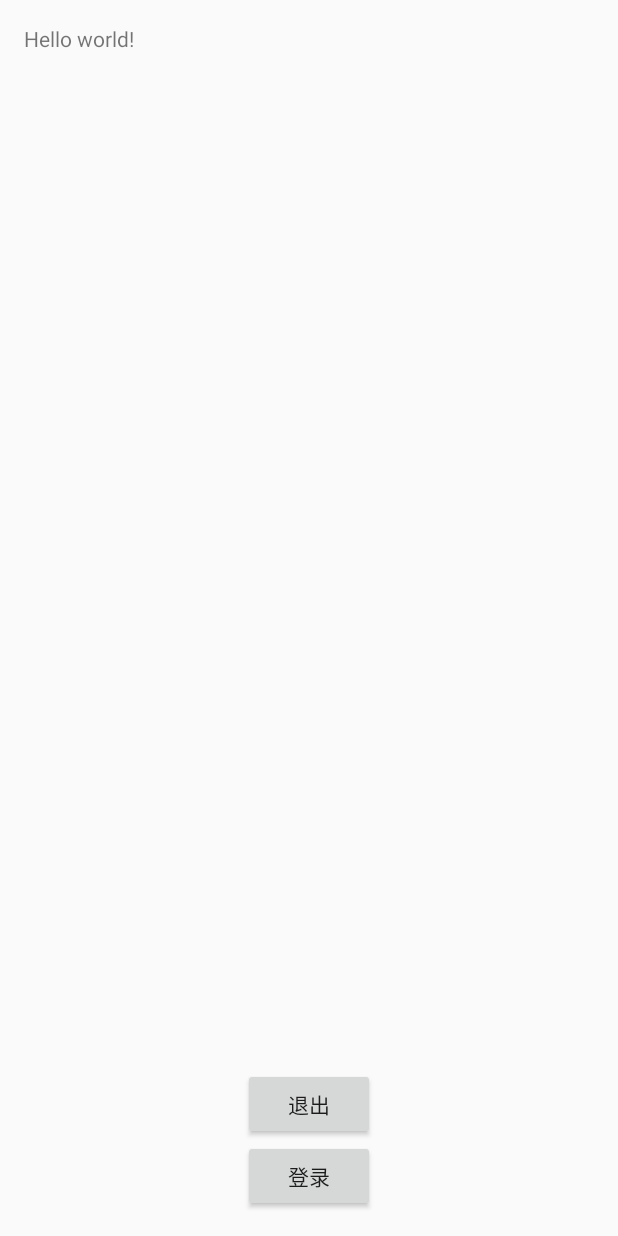
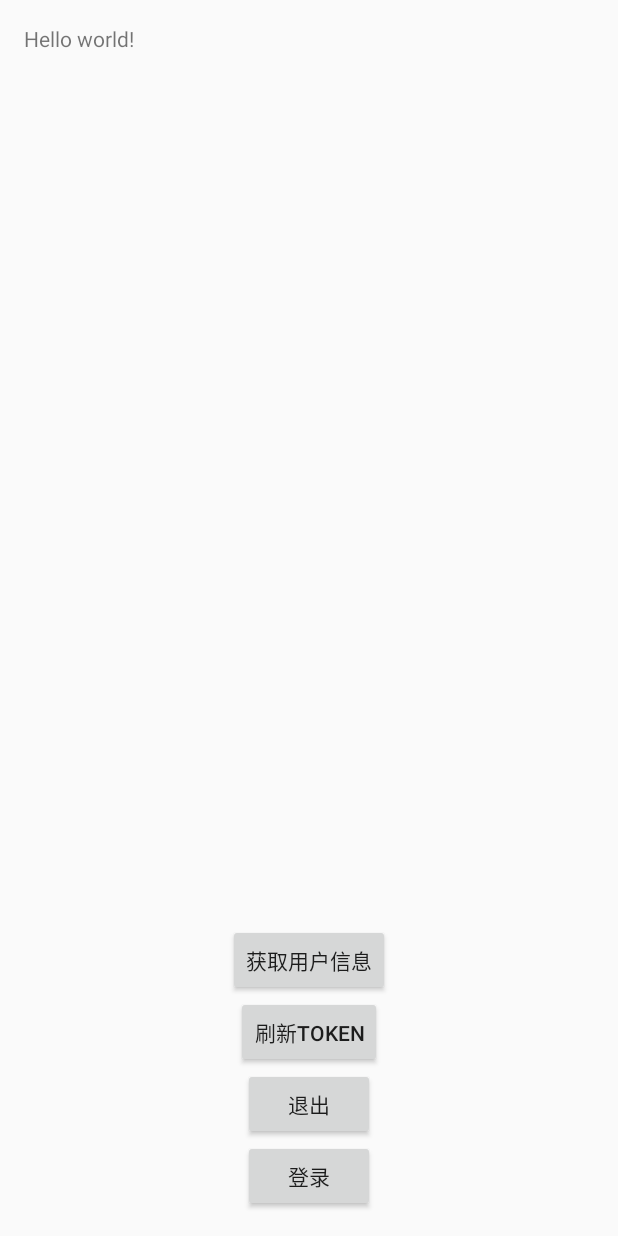
Before and after one commit to t154191277/iCampus-Android-Restructure, an Android app: the screen it shows after launch (MainActivity), on a phone screen of 412 x 824 dp. Run offline under Robolectric (Android 15) with nearby library versions, the phone set to English and light mode, and no system bars; libraries missing offline, so code that uses them is left out: com.loopj.android.

Commit message:
finish oauth

```diff
--- a/src/main/java/org/iflab/icampus/MainActivity.java
+++ b/src/main/java/org/iflab/icampus/MainActivity.java
@@ -1,5 +1,6 @@
 package org.iflab.icampus;
 
+import android.content.Context;
 import android.support.v7.app.ActionBar;
 import android.content.Intent;
 import android.support.v7.app.ActionBarActivity;
@@ -9,10 +10,23 @@ import android.view.MenuItem;
 import android.view.View;
 import android.webkit.WebView;
 import android.widget.Button;
+import android.widget.TextView;
 import android.widget.Toast;
 
+import com.loopj.android.http.AsyncHttpResponseHandler;
+import com.loopj.android.http.RequestParams;
+
+import org.apache.http.Header;
+import org.iflab.icampus.http.AsyncHttpIc;
+import org.iflab.icampus.model.User;
 import org.iflab.icampus.oauth.AuthorizationCodeHandle;
 import org.iflab.icampus.oauth.GetAccessToken;
+import org.iflab.icampus.oauth.GetUserInfo;
+import org.iflab.icampus.oauth.TokenHandle;
+import org.iflab.icampus.utils.StaticVariable;
+import org.json.JSONException;
+import org.json.JSONObject;
+import org.w3c.dom.Text;
 
 
 public class MainActivity extends ActionBarActivity {
@@ -20,7 +34,11 @@ public class MainActivity extends ActionBarActivity {
     private static final int GET_AUTHO_RIZATIONCODE = 1;//OAuth认证的requestCode
     private Button login;
     private Button logout;
+    private Button refreshToken;
+    private Button getUser;
+    private TextView textView;
     private WebView webView;
+    private String info = "";
 
     @Override
     protected void onCreate(Bundle savedInstanceState) {
@@ -28,6 +46,9 @@ public class MainActivity extends ActionBarActivity {
         setContentView(R.layout.activity_main);
         login = (Button) findViewById(R.id.button);
         logout = (Button) findViewById(R.id.button2);
+        refreshToken = (Button) findViewById(R.id.button3);
+        getUser = (Button) findViewById(R.id.button4);
+        textView = (TextView) findViewById(R.id.textView);
         ActionBar actionBar = getSupportActionBar();
         actionBar.hide();
         login.setOnClickListener(new View.OnClickListener() {
@@ -40,8 +61,44 @@ public class MainActivity extends ActionBarActivity {
         logout.setOnClickListener(new View.OnClickListener() {
             @Override
             public void onClick(View v) {
-                Intent intent = new Intent(MainActivity.this,PersonalActivity.class);
+                Intent intent = new Intent(MainActivity.this, PersonalActivity.class);
                 startActivity(intent);
+            }
+        });
+        refreshToken.setOnClickListener(new View.OnClickListener() {
+            @Override
+            public void onClick(View v) {
+                AsyncHttpIc.post("https://222.249.250.89:8443/oauth/token", createRefreshTokenParams(MainActivity.this), new AsyncHttpResponseHandler() {
+                    @Override
+                    public void onSuccess(int statusCode, Header[] headers, byte[] responseBody) {
+                        try {
+                            JSONObject jsonObject = new JSONObject(new String(responseBody));
+                            String access_token = jsonObject.getString("access_token");
+                            String refresh_token = jsonObject.getString("refresh_token");
+                            TokenHandle.saveAccessToken(MainActivity.this, access_token);
+                            TokenHandle.saveRefreshToken(MainActivity.this, refresh_token);
+                        } catch (JSONException e) {
+                            e.printStackTrace();
+                        }
+                    }
+
+                    @Override
+                    public void onFailure(int statusCode, Header[] headers, byte[] responseBody, Throwable error) {
+
+                    }
+                });
+            }
+        });
+        getUser.setOnClickListener(new View.OnClickListener() {
+            @Override
+            public void onClick(View v) {
+                GetUserInfo.getUser(MainActivity.this,new GetUserInfo.HandleUser() {
+                    @Override
+                    public void handleUser(User user) {
+                        info = info + TokenHandle.getAccessToken(MainActivity.this) + "\n" + user;
+                        textView.setText(info);
+                    }
+                });
             }
         });
     }
@@ -85,4 +142,14 @@ public class MainActivity extends ActionBarActivity {
 
         return super.onOptionsItemSelected(item);
     }
+
+    public static RequestParams createRefreshTokenParams(Context context) {
+        RequestParams params = new RequestParams();
+        params.put(StaticVariable.OauthStaticVariable.KEY_CLIENT_ID, StaticVariable.OauthStaticVariable.CLIENT_ID);
+        params.put(StaticVariable.OauthStaticVariable.KEY_CLIENT_SECRET, StaticVariable.OauthStaticVariable.CLIENT_SECRET);
+        params.put(StaticVariable.OauthStaticVariable.KEY_REDIRECT_URI, StaticVariable.OauthStaticVariable.REDIRECT_URI);
+        params.put(StaticVariable.OauthStaticVariable.KEY_GRANT_TYPE, "refresh_token");
+        params.put("refresh_token", TokenHandle.getRefreshToken(context));
+        return params;
+    }
 }
--- a/src/main/java/org/iflab/icampus/OAuthActivity.java
+++ b/src/main/java/org/iflab/icampus/OAuthActivity.java
@@ -83,12 +83,14 @@ public class OAuthActivity extends Activity {
         Map<String, String> params = new HashMap<>();
         params.put(StaticVariable.OauthStaticVariable.KEY_CLIENT_ID, StaticVariable.OauthStaticVariable.CLIENT_ID);
         params.put(StaticVariable.OauthStaticVariable.KEY_REDIRECT_URI, StaticVariable.OauthStaticVariable.REDIRECT_URI);
+        params.put(StaticVariable.OauthStaticVariable.KEY_RESPONSE_TYPE,StaticVariable.OauthStaticVariable.RESPONSE_TYPE);
         String requestUrl = null;
         try {
             requestUrl = OAuthURLUtil.createUrl(UrlStatic.GET_CODE, params);
         } catch (Exception e) {
             e.printStackTrace();
         }
+        System.out.println(requestUrl);
         return requestUrl;
     }
 }
--- a/src/main/java/org/iflab/icampus/http/UrlStatic.java
+++ b/src/main/java/org/iflab/icampus/http/UrlStatic.java
@@ -5,7 +5,7 @@ package org.iflab.icampus.http;
  */
 
 public class UrlStatic {
-    public final static String GET_ACCESS_TOKEN = "https://auth.bistu.edu.cn/cas/oauth/accessToken";//获取access_Token
-    public final static String GET_CODE = "https://auth.bistu.edu.cn/cas/oauth/authorize";//获取code
-    public final static String GET_PERSONAL_INFORMATION = "https://auth.bistu.edu.cn/cas/oauth/profile";//获取个人信息
+    public final static String GET_ACCESS_TOKEN = "https://222.249.250.89:8443/oauth/token";//获取access_Token
+    public final static String GET_CODE = "https://222.249.250.89:8443/oauth/authorize";//获取code
+    public final static String GET_PERSONAL_INFORMATION = "https://222.249.250.89:8443/m/userinfo.htm";//获取个人信息
 }
--- a/src/main/res/layout/activity_main.xml
+++ b/src/main/res/layout/activity_main.xml
@@ -26,4 +26,22 @@
         android:layout_alignLeft="@+id/button"
         android:layout_alignStart="@+id/button" />
 
+    <Button
+        style="?android:attr/buttonStyleSmall"
+        android:layout_width="wrap_content"
+        android:layout_height="wrap_content"
+        android:text="刷新Token"
+        android:id="@+id/button3"
+        android:layout_above="@+id/button2"
+        android:layout_centerHorizontal="true" />
+
+    <Button
+        style="?android:attr/buttonStyleSmall"
+        android:layout_width="wrap_content"
+        android:layout_height="wrap_content"
+        android:text="获取用户信息"
+        android:id="@+id/button4"
+        android:layout_above="@+id/button3"
+        android:layout_centerHorizontal="true" />
+
 </RelativeLayout>
```
Also changed, not shown: src/main/java/org/iflab/icampus/http/AsyncHttpIc.java (+41 -4 lines), src/main/java/org/iflab/icampus/model/User.java (added, +86 -0 lines), src/main/java/org/iflab/icampus/oauth/GetAccessToken.java (+17 -27 lines), src/main/java/org/iflab/icampus/oauth/GetUserInfo.java (added, +61 -0 lines), src/main/java/org/iflab/icampus/oauth/SSLSocketFactoryEx.java (added, +55 -0 lines), src/main/java/org/iflab/icampus/oauth/TokenHandle.java (renamed from src/main/java/org/iflab/icampus/oauth/AccessTokenHandle.java, +27 -1 lines), src/main/java/org/iflab/icampus/utils/StaticVariable.java (+6 -2 lines), 1 other file.
